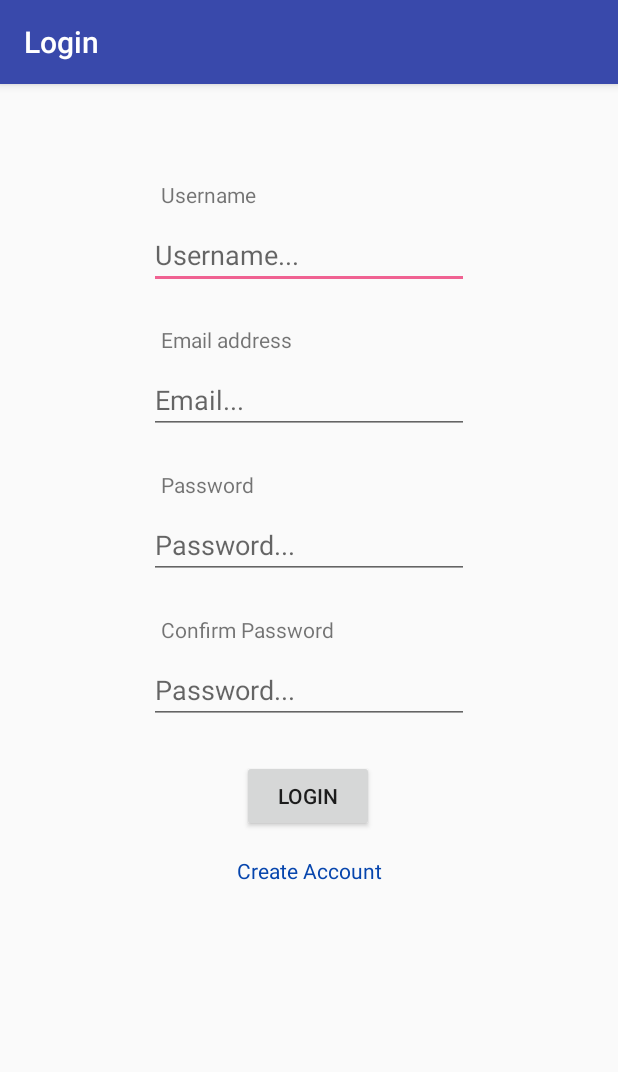
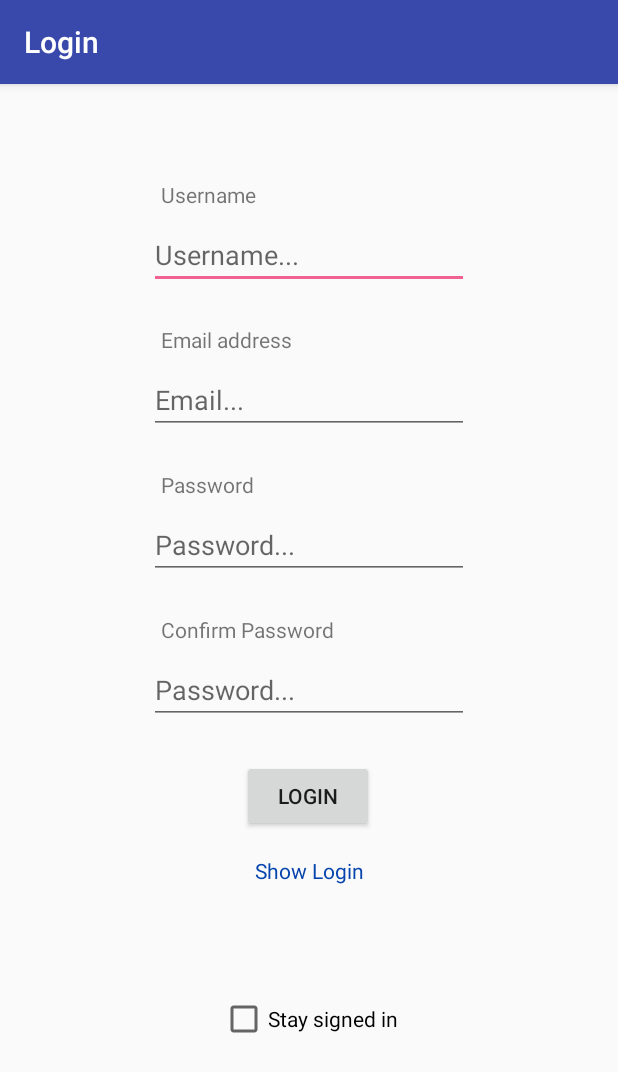
Before and after one commit to nate12345678/YouFree, an Android app: the screen it shows after launch (Login), after a tap on "Create Account", on a phone screen of 412 x 824 dp. Shown: the top 1072 px of the screen. Run offline under Robolectric (Android 15) with nearby library versions, the phone set to English and light mode, and no system bars.

Commit message:
added errors and dummy save login

```diff
--- a/android/app/src/main/java/team/gif/friendscheduler/Globals.java
+++ b/android/app/src/main/java/team/gif/friendscheduler/Globals.java
@@ -11,4 +11,5 @@ public final class Globals {
     static User user;
     static String enteredPass;
     static ArrayList<User> friendsList = new ArrayList<>();
+    static boolean stayLoggedOn = false;
 }
--- a/android/app/src/main/java/team/gif/friendscheduler/Login.kt
+++ b/android/app/src/main/java/team/gif/friendscheduler/Login.kt
@@ -1,11 +1,14 @@
 package team.gif.friendscheduler
 
+import android.content.Context
 import android.content.Intent
+import android.content.SharedPreferences
 import android.os.Bundle
 import android.support.design.widget.Snackbar
 import android.support.v7.app.AppCompatActivity
 import android.util.Log
 import android.view.View
+import android.widget.CheckBox
 import android.widget.EditText
 import android.widget.TextView
 import kotlinx.android.synthetic.main.activity_login.*
@@ -22,6 +25,7 @@ class Login : AppCompatActivity() {
     private lateinit var confirmPassText: EditText
     private lateinit var emailLabel: TextView
     private lateinit var emailText: EditText
+    private lateinit var stayInCheck: CheckBox
 
     internal var client = OkHttpClient()
 
@@ -29,6 +33,7 @@ class Login : AppCompatActivity() {
 
 
     fun createAcct() {
+        createAcctText.text = "Show Login"
         confirmPassLabel.visibility = View.VISIBLE
         confirmPassText.visibility = View.VISIBLE
         emailLabel.visibility = View.VISIBLE
@@ -37,11 +42,19 @@ class Login : AppCompatActivity() {
     }
 
     fun showLogin() {
+        createAcctText.text = "Create Account"
         confirmPassLabel.visibility = View.GONE
         confirmPassText.visibility = View.GONE
         emailLabel.visibility = View.GONE
         emailText.visibility = View.GONE
         confirm = false
+    }
+
+    fun stayLogged(v: View) {
+        Globals.stayLoggedOn = stayInCheck.isChecked
+        var editor = getSharedPreferences("prefs", Context.MODE_PRIVATE).edit()
+        editor.putBoolean("stayLoggedOn", Globals.stayLoggedOn)
+        editor.apply()
     }
 
     fun login(v: View) {
@@ -73,7 +86,10 @@ class Login : AppCompatActivity() {
             client.newCall(request).enqueue(object : Callback {
                 override fun onFailure(call: Call, e: IOException) {
                     Log.w("test", "shit")
-
+                    if(e.message!!.contains("Failed to connect")) {
+                        Snackbar.make(findViewById(R.id.loginCoordinator),
+                            "Could not find server", Snackbar.LENGTH_SHORT).show()
+                    }
                     e.printStackTrace()
                 }
 
@@ -158,14 +174,23 @@ class Login : AppCompatActivity() {
         confirmPassText = findViewById(R.id.confirmPassText)
         emailText = findViewById(R.id.emailText)
         emailLabel = findViewById(R.id.emailLabel)
+        stayInCheck = findViewById(R.id.stayInCheck)
 
         confirmPassLabel.visibility = View.GONE
         confirmPassText.visibility = View.GONE
         emailLabel.visibility = View.GONE
         emailText.visibility = View.GONE
 
+        var prefs = getSharedPreferences("prefs", Context.MODE_PRIVATE)
+        Globals.stayLoggedOn = prefs.getBoolean("stayLoggedOn", false)
+        stayInCheck.isChecked = Globals.stayLoggedOn
+
         createAcctText.setOnClickListener{
-            createAcct()
+            if(confirm) {
+                showLogin()
+            } else {
+                createAcct()
+            }
         }
 
         val request = Request.Builder()
@@ -176,6 +201,8 @@ class Login : AppCompatActivity() {
         client.newCall(request).enqueue(object : Callback {
             override fun onFailure(call: Call, e: IOException) {
                 Log.w("test", "No connection to server")
+                Snackbar.make(findViewById(R.id.loginCoordinator),
+                    "No connection to server, login may fail", Snackbar.LENGTH_SHORT).show()
 //                e.printStackTrace()
             }
 
--- a/android/app/src/main/res/layout/content_login.xml
+++ b/android/app/src/main/res/layout/content_login.xml
@@ -22,7 +22,7 @@
 	<TextView
 			android:text="Username"
 			android:layout_width="wrap_content"
-			android:layout_height="0dp"
+			android:layout_height="wrap_content"
 			android:id="@+id/usernameNavLabel"
 			android:layout_marginTop="64dp" app:layout_constraintTop_toTopOf="parent"
 			app:layout_constraintStart_toStartOf="@+id/usernameText" android:layout_marginStart="8dp"/>
@@ -93,4 +93,13 @@
 			android:layout_marginEnd="8dp" app:layout_constraintStart_toStartOf="parent"
 			android:layout_marginStart="8dp" app:layout_constraintTop_toBottomOf="@+id/emailLabel"
 			android:layout_marginTop="8dp" android:hint="Email..."/>
+	<CheckBox
+			android:text="Stay signed in"
+			android:layout_width="wrap_content"
+			android:layout_height="wrap_content"
+			android:id="@+id/stayInCheck" app:layout_constraintStart_toStartOf="parent" android:layout_marginStart="8dp"
+			app:layout_constraintEnd_toEndOf="parent" android:layout_marginEnd="8dp" android:layout_marginTop="8dp"
+			app:layout_constraintTop_toBottomOf="@+id/createAcctText" android:onClick="stayLogged" android:padding="0dp"
+			android:layout_marginBottom="64dp" app:layout_constraintBottom_toBottomOf="parent"
+			android:textAlignment="viewStart"/>
 </android.support.constraint.ConstraintLayout>
--- a/android/build.gradle
+++ b/android/build.gradle
@@ -7,7 +7,7 @@ buildscript {
         jcenter()
     }
     dependencies {
-        classpath 'com.android.tools.build:gradle:3.4.0'
+        classpath 'com.android.tools.build:gradle:3.4.1'
         classpath "org.jetbrains.kotlin:kotlin-gradle-plugin:$kotlin_version"
 
         // NOTE: Do not place your application dependencies here; they belong
```
Also changed, not shown: android/app/src/main/java/team/gif/friendscheduler/MainActivity.java (+17 -8 lines).
